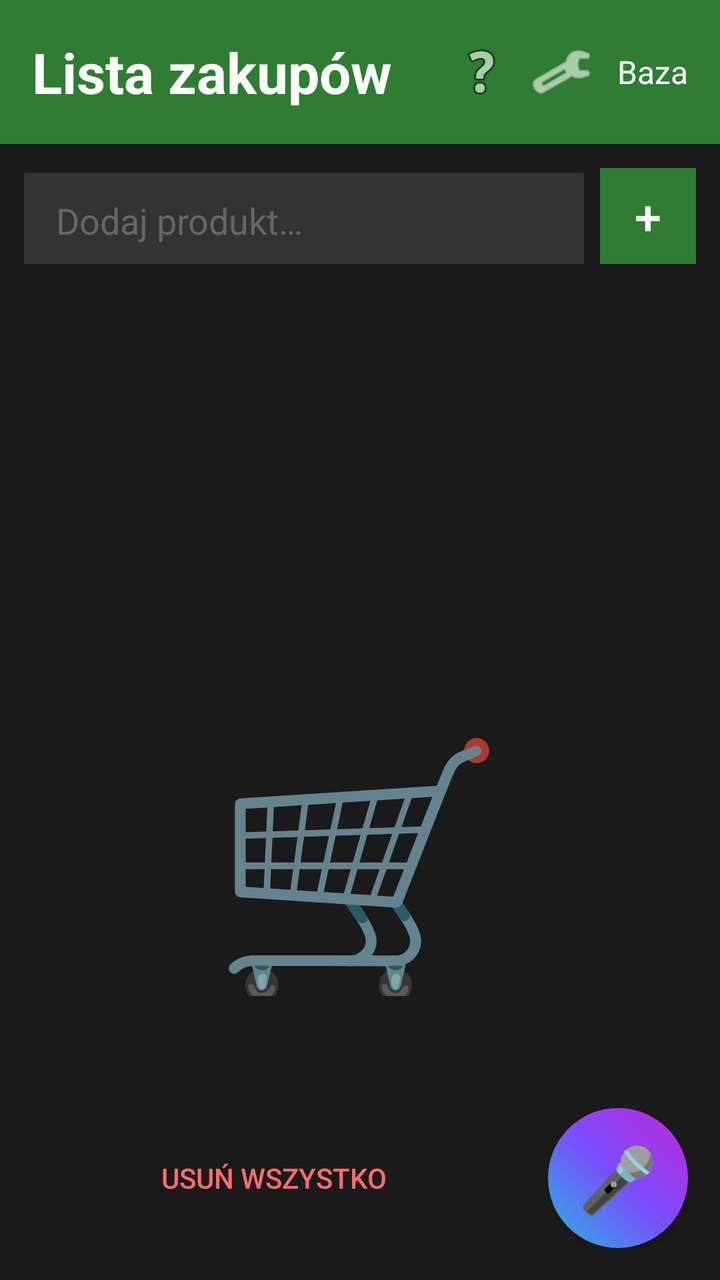
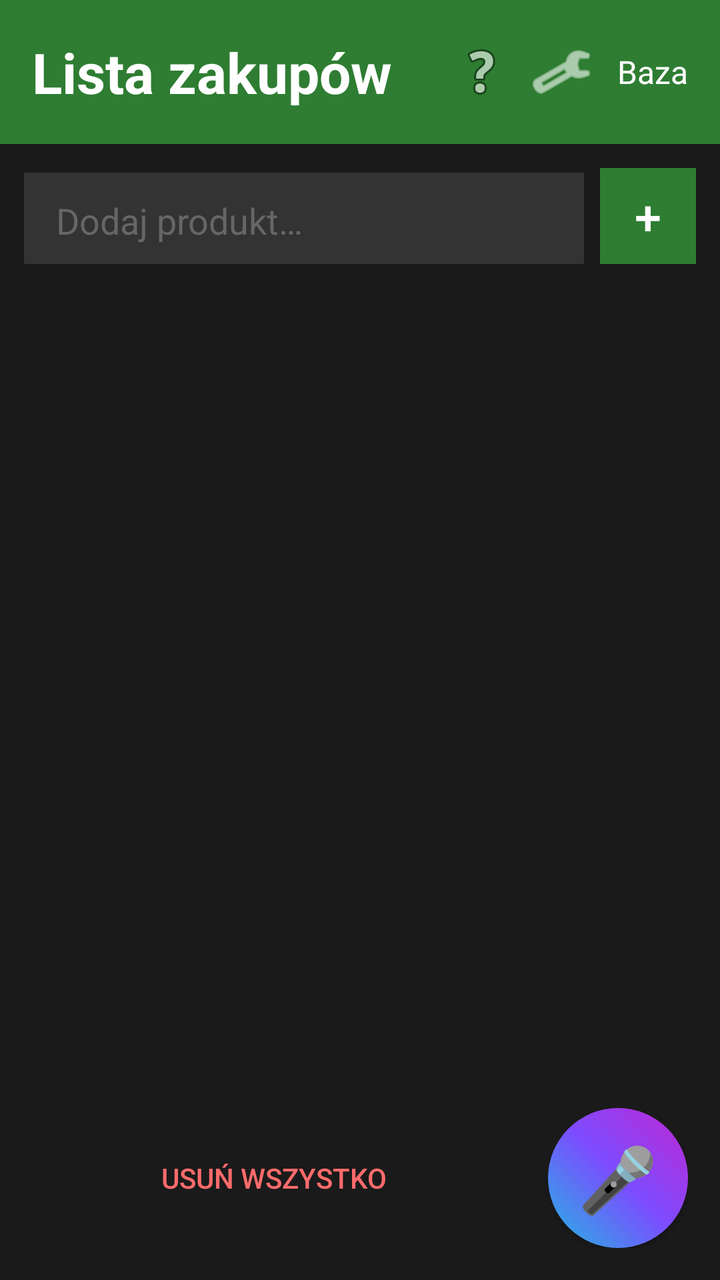

Compare the two renders of this Android layout. The source of the first and the diff that turns it into the second are given below.
<!-- AndroidManifest.xml: application theme Theme.MarkaLista -->
<!-- res/layout/activity_main.xml -->
<?xml version="1.0" encoding="utf-8"?>
<LinearLayout xmlns:android="http://schemas.android.com/apk/res/android"
    android:layout_width="match_parent"
    android:layout_height="match_parent"
    android:orientation="vertical"
    android:background="#1a1a1a">

    <LinearLayout
        android:layout_width="match_parent"
        android:layout_height="wrap_content"
        android:orientation="horizontal"
        android:background="#2E7D32"
        android:padding="16dp"
        android:gravity="center_vertical">
        <TextView
            android:id="@+id/title"
            android:layout_width="0dp"
            android:layout_height="wrap_content"
            android:layout_weight="1"
            android:text="@string/title"
            android:textSize="28sp"
            android:textColor="#FFFFFF"
            android:textStyle="bold" />
        <ImageButton
            android:id="@+id/helpButton"
            android:layout_width="40dp"
            android:layout_height="40dp"
            android:src="@android:drawable/ic_menu_help"
            android:background="?attr/selectableItemBackground"
            android:contentDescription="@string/help" />
        <ImageButton
            android:id="@+id/settingsButton"
            android:layout_width="40dp"
            android:layout_height="40dp"
            android:src="@android:drawable/ic_menu_manage"
            android:background="?attr/selectableItemBackground"
            android:contentDescription="@string/settings"
            android:tint="#FFFFFF" />
        <TextView
            android:id="@+id/bazaButton"
            android:layout_width="wrap_content"
            android:layout_height="wrap_content"
            android:text="@string/base"
            android:textColor="#FFFFFF"
            android:textSize="16sp"
            android:paddingStart="8dp" />
    </LinearLayout>

    <LinearLayout
        android:layout_width="match_parent"
        android:layout_height="wrap_content"
        android:orientation="horizontal"
        android:padding="12dp"
        android:background="#1a1a1a">
        <EditText
            android:id="@+id/productInput"
            android:layout_width="0dp"
            android:layout_height="48dp"
            android:layout_weight="1"
            android:hint="@string/add_product_hint"
            android:textColor="#FFFFFF"
            android:textColorHint="#666666"
            android:background="#333333"
            android:paddingStart="16dp"
            android:paddingEnd="16dp"
            android:layout_marginEnd="8dp"
            android:inputType="text" />
        <Button
            android:id="@+id/addButton"
            android:layout_width="48dp"
            android:layout_height="48dp"
            android:text="+"
            android:textSize="24sp"
            android:background="#2E7D32"
            android:textColor="#FFFFFF" />
    </LinearLayout>

    <FrameLayout
        android:layout_width="match_parent"
        android:layout_height="0dp"
        android:layout_weight="1">


        <androidx.recyclerview.widget.RecyclerView
            android:id="@+id/productList"
            android:layout_width="match_parent"
            android:layout_height="match_parent"
            android:padding="12dp"
            android:background="#00000000" />
    </FrameLayout>

    <FrameLayout
        android:id="@+id/emptyStateContainer"
        android:layout_width="match_parent"
        android:layout_height="0dp"
        android:layout_weight="1"
        android:visibility="visible">

        <LinearLayout
            android:layout_width="match_parent"
            android:layout_height="match_parent"
            android:orientation="vertical"
            android:gravity="center"
            android:padding="16dp">
            <TextView
                android:id="@+id/cartEmoji"
                android:layout_width="wrap_content"
                android:layout_height="wrap_content"
                android:text="🛒"
                android:textSize="120sp"
                android:layout_marginBottom="16dp" />
            <TextView
                android:layout_width="wrap_content"
                android:layout_height="wrap_content"
                android:text="@string/empty_list"
                android:textColor="#FFFFFF"
                android:textSize="24sp"
                android:textStyle="bold" />
            <TextView
                android:layout_width="wrap_content"
                android:layout_height="wrap_content"
                android:text="@string/empty_message"
                android:textColor="#999999"
                android:textSize="16sp"
                android:layout_marginTop="16dp"
                android:gravity="center" />
        </LinearLayout>
    </FrameLayout>

    <LinearLayout
        android:layout_width="match_parent"
        android:layout_height="wrap_content"
        android:orientation="horizontal"
        android:gravity="center_vertical"
        android:padding="16dp"
        android:paddingBottom="32dp"
        android:background="#1a1a1a">

        <Button
            android:id="@+id/deleteAllButton"
            android:layout_width="0dp"
            android:layout_height="48dp"
            android:layout_weight="1"
            android:text="Usuń wszystko"
            android:textColor="#FF6B6B"
            android:textSize="14sp"
            android:background="?attr/selectableItemBackground"
            android:layout_marginEnd="16dp" />

        <Button
            android:id="@+id/micButton"
            android:layout_width="70dp"
            android:layout_height="70dp"
            android:text="🎤"
            android:textSize="32sp"
            android:background="@drawable/mic_button_bg"
            android:contentDescription="@string/help" />
    </LinearLayout>
</LinearLayout>
<!-- resources referenced by this layout -->
<resources>
  <!-- drawable mic_button_bg (drawable) -->
  <?xml version="1.0" encoding="utf-8"?>
  <shape xmlns:android="http://schemas.android.com/apk/res/android"
      android:shape="oval">
      <gradient
          android:type="linear"
          android:angle="45"
          android:startColor="#22b8e0"
          android:centerColor="#7b4dff"
          android:endColor="#c026d3" />
  </shape>
  <string name="add_product_hint">Dodaj produkt…</string>
  <string name="base">Baza</string>
  <string name="empty_list">Lista jest pusta</string>
  <string name="empty_message">Przytrzymaj mikrofon i powiedz, co kupić, albo wpisz u góry.</string>
  <string name="help">Pomoc</string>
  <string name="settings">Ustawienia</string>
  <string name="title">Lista zakupów</string>
  <style name="Theme.MarkaLista" parent="Theme.AppCompat.NoActionBar">
          <item name="colorPrimary">@color/black</item>
          <item name="colorPrimaryDark">@color/black</item>
          <item name="colorAccent">@color/red</item>
      </style>
  <color name="black">#1a1a1a</color>
  <color name="red">#FF0000</color>
</resources>

<!-- the commit's change to res/layout/activity_main.xml (unified diff, before → after) -->
@@ -80,28 +80,23 @@
         android:layout_height="0dp"
         android:layout_weight="1">
 
-
         <androidx.recyclerview.widget.RecyclerView
             android:id="@+id/productList"
             android:layout_width="match_parent"
             android:layout_height="match_parent"
             android:padding="12dp"
-            android:background="#00000000" />
-    </FrameLayout>
-
-    <FrameLayout
-        android:id="@+id/emptyStateContainer"
-        android:layout_width="match_parent"
-        android:layout_height="0dp"
-        android:layout_weight="1"
-        android:visibility="visible">
+            android:background="#00000000"
+            android:nestedScrollingEnabled="false"
+            android:scrollbars="none" />
 
         <LinearLayout
+            android:id="@+id/emptyStateContainer"
             android:layout_width="match_parent"
             android:layout_height="match_parent"
             android:orientation="vertical"
             android:gravity="center"
-            android:padding="16dp">
+            android:padding="16dp"
+            android:visibility="gone">
             <TextView
                 android:id="@+id/cartEmoji"
                 android:layout_width="wrap_content"
